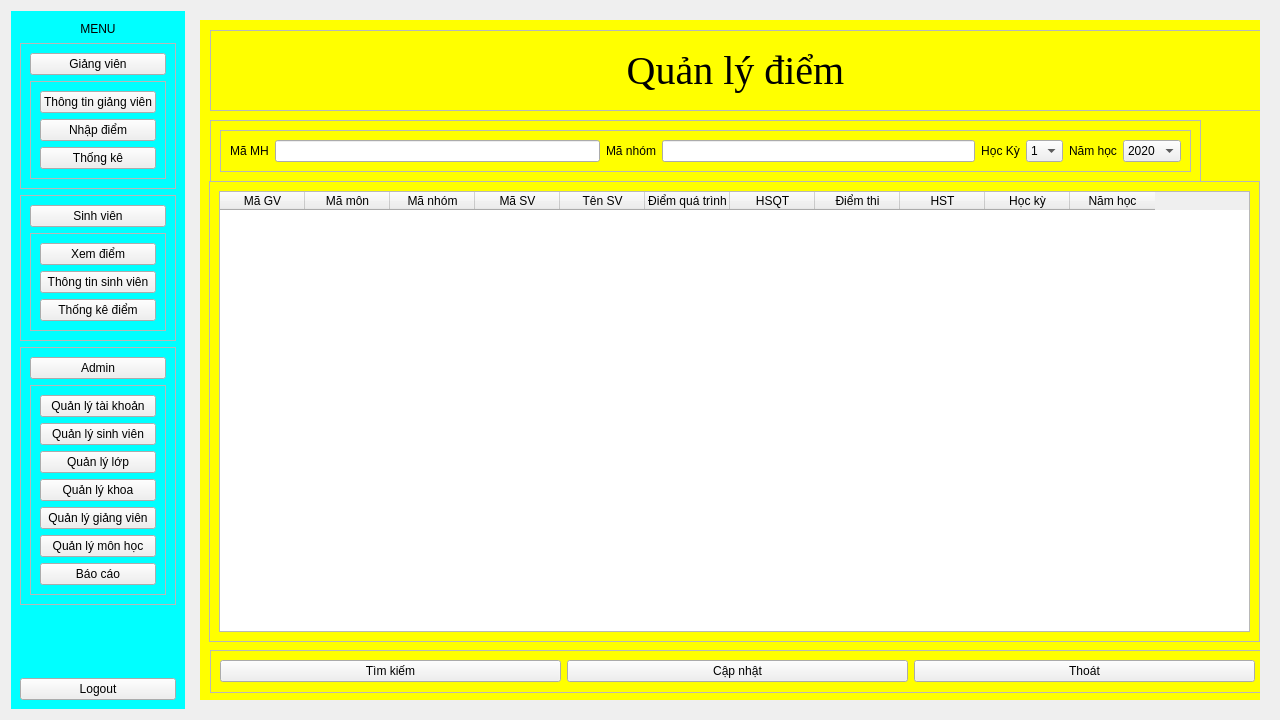
Before: the Qt Designer form main/FrontEnd/Menu.ui in phusomnia/Student_Management, drawn with Qt 5.
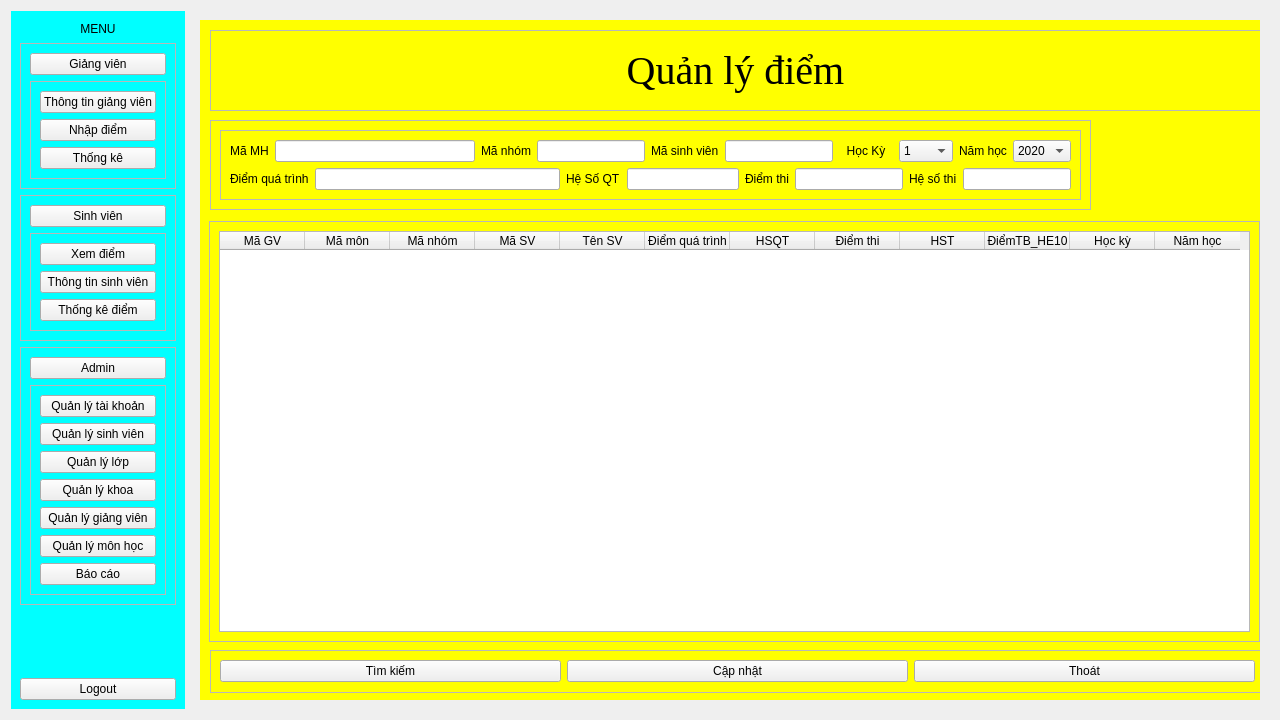
After: the same form once the commit is applied.

The edit to the form file:
```diff
--- a/main/FrontEnd/Menu.ui
+++ b/main/FrontEnd/Menu.ui
@@ -796,9 +796,9 @@
           <property name="geometry">
            <rect>
             <x>9</x>
-            <y>161</y>
+            <y>201</y>
             <width>1051</width>
-            <height>461</height>
+            <height>421</height>
            </rect>
           </property>
           <property name="frameShape">
@@ -864,6 +864,11 @@
                <string>HST</string>
               </property>
              </column>
+             <column>
+              <property name="text">
+               <string>ĐiểmTB_HE10</string>
+              </property>
+             </column>
              <column>
               <property name="text">
                <string>Học kỳ</string>
@@ -917,8 +922,8 @@
            <rect>
             <x>10</x>
             <y>100</y>
-            <width>991</width>
-            <height>62</height>
+            <width>881</width>
+            <height>90</height>
            </rect>
           </property>
           <property name="frameShape">
@@ -927,8 +932,8 @@
           <property name="frameShadow">
            <enum>QFrame::Raised</enum>
           </property>
-          <layout class="QGridLayout" name="gridLayout_29">
-           <item row="1" column="0">
+          <layout class="QGridLayout" name="gridLayout_40">
+           <item row="0" column="0">
             <widget class="QFrame" name="SubFrame_Entry_QLD">
              <property name="frameShape">
               <enum>QFrame::StyledPanel</enum>
@@ -936,9 +941,12 @@
              <property name="frameShadow">
               <enum>QFrame::Raised</enum>
              </property>
-             <layout class="QGridLayout" name="gridLayout_36">
+             <layout class="QGridLayout" name="gridLayout_39">
               <item row="0" column="0">
                <layout class="QGridLayout" name="gridLayout_25">
+                <item row="0" column="1">
+                 <widget class="QLineEdit" name="MaMH_Entry_QLD"/>
+                </item>
                 <item row="0" column="0">
                  <widget class="QLabel" name="label_23">
                   <property name="text">
@@ -949,13 +957,13 @@
                   </property>
                  </widget>
                 </item>
-                <item row="0" column="1">
-                 <widget class="QLineEdit" name="MaMH_Entry_QLD"/>
-                </item>
                </layout>
               </item>
-              <item row="0" column="1">
+              <item row="0" column="1" colspan="2">
                <layout class="QGridLayout" name="gridLayout_35">
+                <item row="0" column="1">
+                 <widget class="QLineEdit" name="MaNhom_Entry_QLD"/>
+                </item>
                 <item row="0" column="0">
                  <widget class="QLabel" name="label_31">
                   <property name="text">
@@ -966,12 +974,23 @@
                   </property>
                  </widget>
                 </item>
+               </layout>
+              </item>
+              <item row="0" column="3" colspan="2">
+               <layout class="QGridLayout" name="gridLayout_28">
+                <item row="0" column="0">
+                 <widget class="QLabel" name="label_27">
+                  <property name="text">
+                   <string>Mã sinh viên</string>
+                  </property>
+                 </widget>
+                </item>
                 <item row="0" column="1">
-                 <widget class="QLineEdit" name="MaNhom_Entry_QLD"/>
+                 <widget class="QLineEdit" name="MaSV_Entry_QLD"/>
                 </item>
                </layout>
               </item>
-              <item row="0" column="4">
+              <item row="0" column="5" colspan="2">
                <layout class="QGridLayout" name="gridLayout_26">
                 <item row="0" column="0">
                  <widget class="QLabel" name="label_24">
@@ -1004,7 +1023,7 @@
                 </item>
                </layout>
               </item>
-              <item row="0" column="5">
+              <item row="0" column="7">
                <layout class="QGridLayout" name="gridLayout_27">
                 <item row="0" column="0">
                  <widget class="QLabel" name="label_25">
@@ -1047,6 +1066,62 @@
                 </item>
                </layout>
               </item>
+              <item row="1" column="0" colspan="2">
+               <layout class="QGridLayout" name="gridLayout_29">
+                <item row="0" column="0">
+                 <widget class="QLabel" name="label_32">
+                  <property name="text">
+                   <string>Điểm quá trình</string>
+                  </property>
+                 </widget>
+                </item>
+                <item row="0" column="1">
+                 <widget class="QLineEdit" name="DiemQT_Entry_QLD"/>
+                </item>
+               </layout>
+              </item>
+              <item row="1" column="2" colspan="2">
+               <layout class="QGridLayout" name="gridLayout_36">
+                <item row="0" column="0">
+                 <widget class="QLabel" name="label_33">
+                  <property name="text">
+                   <string>Hệ Số QT</string>
+                  </property>
+                 </widget>
+                </item>
+                <item row="0" column="1">
+                 <widget class="QLineEdit" name="HSQT_Entry_QLD"/>
+                </item>
+               </layout>
+              </item>
+              <item row="1" column="4" colspan="2">
+               <layout class="QGridLayout" name="gridLayout_38">
+                <item row="0" column="0">
+                 <widget class="QLabel" name="label_34">
+                  <property name="text">
+                   <string>Điểm thi</string>
+                  </property>
+                 </widget>
+                </item>
+                <item row="0" column="1">
+                 <widget class="QLineEdit" name="DiemThi_Entry_QLD"/>
+                </item>
+               </layout>
+              </item>
+              <item row="1" column="6" colspan="2">
+               <layout class="QGridLayout" name="gridLayout_37">
+                <item row="0" column="0">
+                 <widget class="QLabel" name="label_35">
+                  <property name="text">
+                   <string>Hệ số thi</string>
+                  </property>
+                 </widget>
+                </item>
+                <item row="0" column="1">
+                 <widget class="QLineEdit" name="HST_Entry_QLD"/>
+                </item>
+               </layout>
+              </item>
              </layout>
             </widget>
            </item>
```
